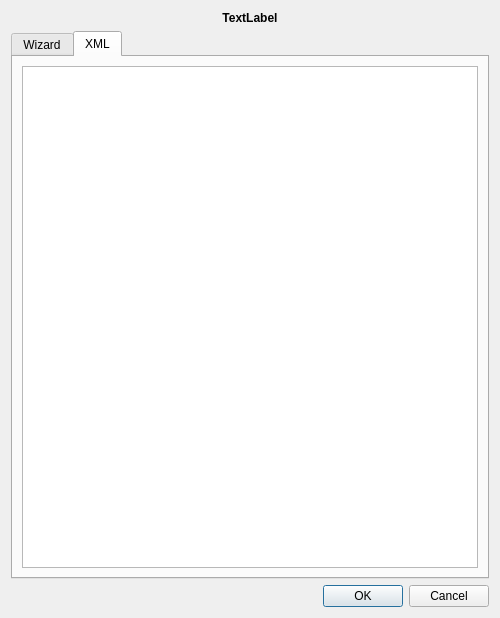
First picture: the form in src/openmolar/qt-designer/fee_item_wizard.ui, repository rowinggolfer/openmolar1, before the edit.
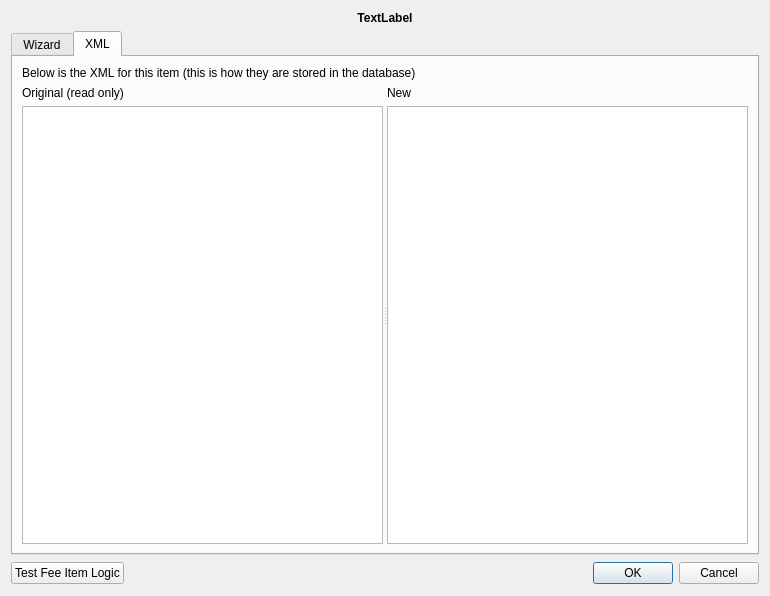
Second picture: the form after the edit. The open tabs and pages were chosen to show the change.

```diff
--- a/src/openmolar/qt-designer/fee_item_wizard.ui
+++ b/src/openmolar/qt-designer/fee_item_wizard.ui
@@ -6,15 +6,15 @@
    <rect>
     <x>0</x>
     <y>0</y>
-    <width>500</width>
-    <height>618</height>
+    <width>770</width>
+    <height>596</height>
    </rect>
   </property>
   <property name="windowTitle">
    <string>Dialog</string>
   </property>
-  <layout class="QVBoxLayout" name="verticalLayout_2">
-   <item>
+  <layout class="QGridLayout" name="gridLayout_5">
+   <item row="0" column="0" colspan="3">
     <widget class="QLabel" name="itemcode_label">
      <property name="font">
       <font>
@@ -30,7 +30,7 @@
      </property>
     </widget>
    </item>
-   <item>
+   <item row="1" column="0" colspan="3">
     <widget class="QTabWidget" name="tabWidget">
      <property name="currentIndex">
       <number>0</number>
@@ -288,15 +288,90 @@
       <attribute name="title">
        <string>XML</string>
       </attribute>
-      <layout class="QVBoxLayout" name="verticalLayout_3">
+      <layout class="QVBoxLayout" name="verticalLayout_4">
        <item>
-        <widget class="QPlainTextEdit" name="xml_plainTextEdit"/>
+        <widget class="QLabel" name="label_2">
+         <property name="text">
+          <string>Below is the XML for this item (this is how they are stored in the database)</string>
+         </property>
+         <property name="wordWrap">
+          <bool>true</bool>
+         </property>
+        </widget>
+       </item>
+       <item>
+        <widget class="QSplitter" name="splitter">
+         <property name="sizePolicy">
+          <sizepolicy hsizetype="Expanding" vsizetype="Expanding">
+           <horstretch>0</horstretch>
+           <verstretch>0</verstretch>
+          </sizepolicy>
+         </property>
+         <property name="orientation">
+          <enum>Qt::Horizontal</enum>
+         </property>
+         <widget class="QWidget" name="">
+          <layout class="QVBoxLayout" name="verticalLayout_2">
+           <item>
+            <widget class="QLabel" name="label_10">
+             <property name="text">
+              <string>Original (read only)</string>
+             </property>
+            </widget>
+           </item>
+           <item>
+            <widget class="QPlainTextEdit" name="orig_xml_plainTextEdit">
+             <property name="enabled">
+              <bool>true</bool>
+             </property>
+             <property name="readOnly">
+              <bool>true</bool>
+             </property>
+            </widget>
+           </item>
+          </layout>
+         </widget>
+         <widget class="QWidget" name="">
+          <layout class="QVBoxLayout" name="verticalLayout_3">
+           <item>
+            <widget class="QLabel" name="label_11">
+             <property name="text">
+              <string>New</string>
+             </property>
+            </widget>
+           </item>
+           <item>
+            <widget class="QPlainTextEdit" name="xml_plainTextEdit"/>
+           </item>
+          </layout>
+         </widget>
+        </widget>
        </item>
       </layout>
      </widget>
     </widget>
    </item>
-   <item>
+   <item row="2" column="0">
+    <widget class="QPushButton" name="test_pushButton">
+     <property name="text">
+      <string>Test Fee Item Logic</string>
+     </property>
+    </widget>
+   </item>
+   <item row="2" column="1">
+    <spacer name="horizontalSpacer">
+     <property name="orientation">
+      <enum>Qt::Horizontal</enum>
+     </property>
+     <property name="sizeHint" stdset="0">
+      <size>
+       <width>317</width>
+       <height>24</height>
+      </size>
+     </property>
+    </spacer>
+   </item>
+   <item row="2" column="2">
     <widget class="QDialogButtonBox" name="buttonBox">
      <property name="orientation">
       <enum>Qt::Horizontal</enum>
```
